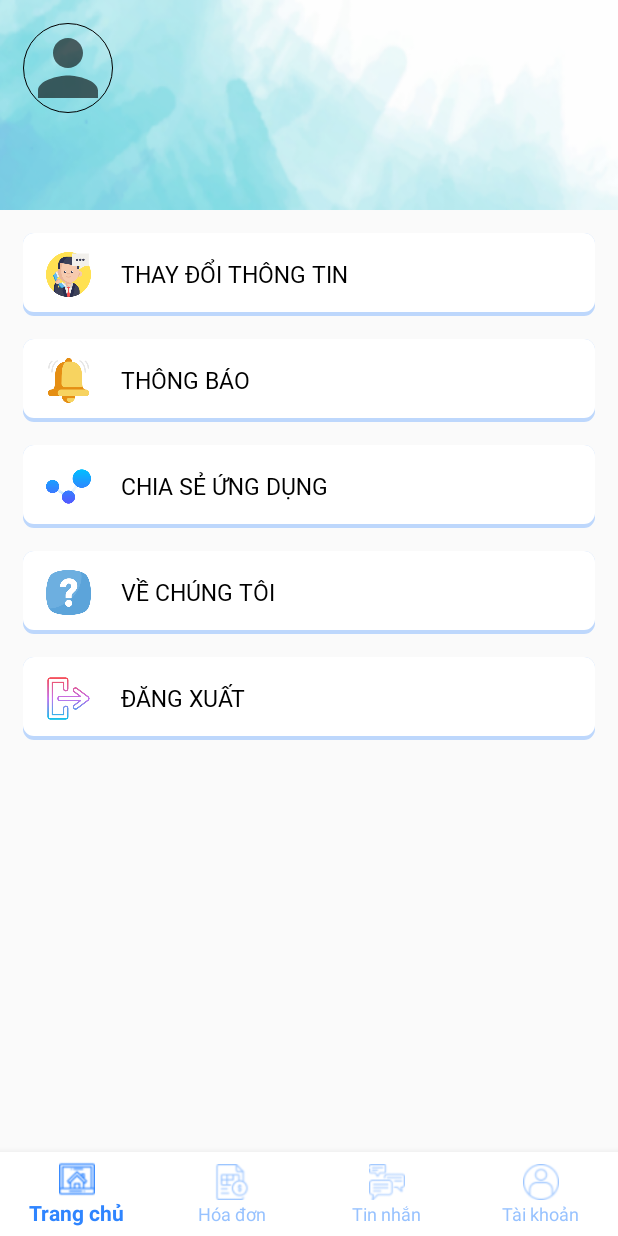
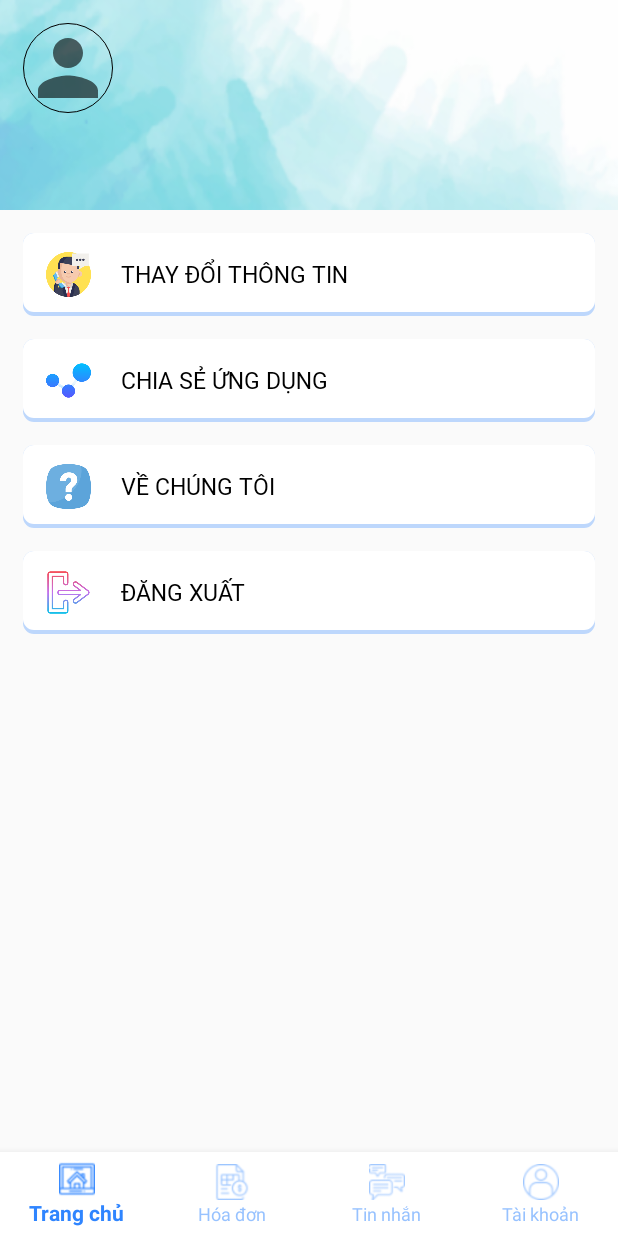
Before and after one commit to dat3105/GetItClient-Kotlin-, an Android app: the fragment AccountFragment placed in its activity, on a phone screen of 412 x 824 dp. Run offline under Robolectric (Android 15) with nearby library versions, the light colour scheme and no system bars; our stand-ins replace CircleImageView, Firebase (no records; nobody signed in at launch, a user with empty details on screens opened directly); libraries missing offline, so code that uses them is left out: com.smarteist.autoimageslider; pictures from the network do not load; 10 statements that could not run were skipped.

Commit message:
-Fix lỗi giao diện

```diff
--- a/app/build.gradle
+++ b/app/build.gradle
@@ -60,4 +60,6 @@ dependencies {
     def multidex_version = "2.0.1"
     implementation "androidx.multidex:multidex:$multidex_version"
 
+
+
 }
--- a/app/src/main/java/com/dinhconghien/getitapp/Adapter/BillAccepted_Adapter.kt
+++ b/app/src/main/java/com/dinhconghien/getitapp/Adapter/BillAccepted_Adapter.kt
@@ -16,7 +16,8 @@ import com.dinhconghien.getitapp.R
 import com.dinhconghien.getitapp.Screens.Invoice.CommentActivity
 import com.dinhconghien.getitapp.UI.CustomToast
 
-class BillAccepted_Adapter( var listInvoice : ArrayList<ListLaptop>) : RecyclerView.Adapter<BillAccepted_Adapter.ViewHolder>(){
+class BillAccepted_Adapter( var listInvoice : ArrayList<ListLaptop>)
+    : RecyclerView.Adapter<BillAccepted_Adapter.ViewHolder>(){
     var listener : OnItemClickedListener? = null
     fun setListBillAccep(listInvoice: ArrayList<ListLaptop>){
         this.listInvoice = listInvoice
--- a/app/src/main/java/com/dinhconghien/getitapp/Adapter/ListLaptop_Adapter.kt
+++ b/app/src/main/java/com/dinhconghien/getitapp/Adapter/ListLaptop_Adapter.kt
@@ -70,7 +70,7 @@ class ListLaptop_Adapter(var context: Context , var listLap : ArrayList<ListLapt
             .fitCenter()
             .into(holder.imv_avaLap)
 
-        holder.ratingLap.rating = listLapItem.rating.toFloat()
+//        holder.ratingLap.rating = listLapItem.rating.toFloat()
 
         holder.itemView.setOnClickListener {
             val intent = Intent(context, ListLapDetailActivity::class.java)
@@ -85,7 +85,7 @@ class ListLaptop_Adapter(var context: Context , var listLap : ArrayList<ListLapt
         val tv_nameLap : TextView = itemView.findViewById(R.id.tv_nameLaptop_listLapItem)
         val tv_priceLap : TextView = itemView.findViewById(R.id.tv_priceLap_listLapItem)
         val tv_amountLap : TextView = itemView.findViewById(R.id.tv_amountLap_listLapItem)
-        val ratingLap : androidx.appcompat.widget.AppCompatRatingBar = itemView.findViewById(R.id.ratingBar_listLapItem)
+//        val ratingLap : androidx.appcompat.widget.AppCompatRatingBar = itemView.findViewById(R.id.ratingBar_listLapItem)
     }
 
 
--- a/app/src/main/java/com/dinhconghien/getitapp/Screens/Account/AccountFragment.kt
+++ b/app/src/main/java/com/dinhconghien/getitapp/Screens/Account/AccountFragment.kt
@@ -1,11 +1,9 @@
 package com.dinhconghien.getitapp.Screens.Account
 
-import android.content.Context
 import android.content.Intent
 import android.graphics.Color
 import android.graphics.drawable.ColorDrawable
 import android.os.Bundle
-import android.provider.ContactsContract
 import android.util.Log
 import android.view.LayoutInflater
 import android.view.View
@@ -21,9 +19,10 @@ import com.dinhconghien.getitapp.Models.User
 import com.dinhconghien.getitapp.R
 import com.dinhconghien.getitapp.Screens.Login.LoginActivity
 import com.dinhconghien.getitapp.Utils.SharePreference_Utils
-import com.google.firebase.database.*
-import kotlinx.coroutines.*
-import java.lang.Exception
+import com.google.firebase.database.DataSnapshot
+import com.google.firebase.database.DatabaseError
+import com.google.firebase.database.FirebaseDatabase
+import com.google.firebase.database.ValueEventListener
 
 
 class AccountFragment : Fragment()  {
@@ -64,9 +63,10 @@ class AccountFragment : Fragment()  {
             startActivity(intent)
         }
 
-        btnShareApp.setOnClickListener {  }
+        btnShareApp.setOnClickListener {
+            actionShare()
+        }
 
-        btnNoti.setOnClickListener {  }
 
         return view
     }
@@ -77,10 +77,21 @@ class AccountFragment : Fragment()  {
         tvEmail = view.findViewById(R.id.tv_email_accountScreen)
         tvphoneNum = view.findViewById(R.id.tv_phone_accountScreen)
         btnEdit = view.findViewById(R.id.linear_editaccountScreen)
-        btnNoti = view.findViewById(R.id.linear_noti_accountscreen)
         btnShareApp = view.findViewById(R.id.linear_shareApp_accountSceen)
         btnAboutUs = view.findViewById(R.id.linear_aboutUs_accountScreen)
         btnLogout = view.findViewById(R.id.linear_logOut_accountScreen)
+    }
+
+    private fun actionShare() {
+        try {
+            val shareIntent = Intent(Intent.ACTION_SEND)
+            shareIntent.type = "text/plain"
+            val url = "https://appurl.io/kFN2UWjUF"
+            shareIntent.putExtra(Intent.EXTRA_TEXT, url)
+            startActivity(Intent.createChooser(shareIntent, "Chọn 1 ứng dụng"))
+        } catch (e: Exception) {
+            e.printStackTrace()
+        }
     }
 
     fun showCustomDialog(view: View) {
--- a/app/src/main/java/com/dinhconghien/getitapp/Screens/GetBackPassword/GetBackPassActivity.kt
+++ b/app/src/main/java/com/dinhconghien/getitapp/Screens/GetBackPassword/GetBackPassActivity.kt
@@ -85,7 +85,7 @@ class GetBackPassActivity : AppCompatActivity() {
                 if (password == "") {
                     CustomToast.makeText(
                         this@GetBackPassActivity,
-                        "Thông tin đéo đúng nhé",
+                        "Sai thông tin",
                         Toast.LENGTH_LONG,
                         3
                     )?.show()
--- a/app/src/main/java/com/dinhconghien/getitapp/Screens/ListLaptop/ListLaptopActivity.kt
+++ b/app/src/main/java/com/dinhconghien/getitapp/Screens/ListLaptop/ListLaptopActivity.kt
@@ -90,6 +90,7 @@ class ListLaptopActivity : AppCompatActivity() {
                 dsLap.clear()
               getLapModel(snapshot)
                 adapterListLap.setListLapTop(dsLap)
+                rcView_listLapScreen.scrollToPosition(dsLap.size - 1)
             }
 
         })
@@ -118,7 +119,7 @@ class ListLaptopActivity : AppCompatActivity() {
 
     private fun getLapItem() {
         val gridLayoutManager =
-            GridLayoutManager(this, 2, LinearLayoutManager.VERTICAL, false)
+           GridLayoutManager(this,2,LinearLayoutManager.VERTICAL,false)
         rcView_listLapScreen.layoutManager = gridLayoutManager
         rcView_listLapScreen.setHasFixedSize(true)
         getLap()
--- a/app/src/main/res/layout/activity_list_laptop.xml
+++ b/app/src/main/res/layout/activity_list_laptop.xml
@@ -35,6 +35,9 @@
             android:layout_width="match_parent"
             android:layout_height="wrap_content"
             android:id="@+id/rcView_listLapScreen"
+            android:layout_gravity="center_horizontal"
+            android:paddingLeft="16dp"
+            android:paddingRight="16dp"
             android:layout_marginHorizontal="15dp"
             />
     </LinearLayout>
--- a/app/src/main/res/layout/fragment_account.xml
+++ b/app/src/main/res/layout/fragment_account.xml
@@ -91,32 +91,6 @@
         android:orientation="horizontal"
         android:background="@drawable/button_account_screen"
         android:layout_marginHorizontal="15dp"
-        android:id="@+id/linear_noti_accountscreen"
-        android:gravity="center_vertical"
-        >
-        <ImageView
-            android:layout_width="30dp"
-            android:layout_height="30dp"
-            android:id="@+id/imv_notiAccountScreen"
-            android:layout_marginLeft="15dp"
-            android:src="@drawable/icon_noti"/>
-        <TextView
-            android:layout_width="wrap_content"
-            android:layout_height="wrap_content"
-            android:text="THÔNG BÁO"
-            android:textColor="@color/black"
-            android:fontFamily="@font/robotoregular"
-            android:layout_marginLeft="20dp"
-            android:textSize="15sp"/>
-    </LinearLayout>
-    <!-- button noti  -->
-
-    <LinearLayout
-        android:layout_width="match_parent"
-        android:layout_height="55dp"
-        android:orientation="horizontal"
-        android:background="@drawable/button_account_screen"
-        android:layout_margin="15dp"
         android:id="@+id/linear_shareApp_accountSceen"
         android:gravity="center_vertical"
         >
@@ -142,7 +116,7 @@
         android:layout_height="55dp"
         android:orientation="horizontal"
         android:background="@drawable/button_account_screen"
-        android:layout_marginHorizontal="15dp"
+        android:layout_margin="15dp"
         android:id="@+id/linear_aboutUs_accountScreen"
         android:gravity="center_vertical"
         >
@@ -168,7 +142,7 @@
         android:layout_height="55dp"
         android:orientation="horizontal"
         android:background="@drawable/button_account_screen"
-        android:layout_margin="15dp"
+        android:layout_marginHorizontal="15dp"
         android:animateLayoutChanges="true"
         android:id="@+id/linear_logOut_accountScreen"
         android:gravity="center_vertical"
--- a/app/src/main/res/layout/fragment_list_admin.xml
+++ b/app/src/main/res/layout/fragment_list_admin.xml
@@ -5,6 +5,7 @@
     android:layout_height="match_parent"
     android:background="@drawable/mybackground"
     android:id="@+id/swipeRL_listAdminFragment"
+    android:paddingBottom="40dp"
     tools:context=".Screens.Message.ListAdminFragment">
 
     <ScrollView
--- a/app/src/main/res/layout/fragment_room_chat.xml
+++ b/app/src/main/res/layout/fragment_room_chat.xml
@@ -5,6 +5,7 @@
     android:layout_height="match_parent"
     android:id="@+id/swipeRL_roomChatFrag"
     android:background="@drawable/mybackground"
+    android:paddingBottom="60dp"
     tools:context=".Screens.Message.RoomChatFragment">
 
     <ScrollView
--- a/app/src/main/res/layout/item_invoice_accepted.xml
+++ b/app/src/main/res/layout/item_invoice_accepted.xml
@@ -1,5 +1,6 @@
 <?xml version="1.0" encoding="utf-8"?>
-<androidx.cardview.widget.CardView xmlns:android="http://schemas.android.com/apk/res/android"
+<androidx.cardview.widget.CardView
+    xmlns:android="http://schemas.android.com/apk/res/android"
     android:layout_width="match_parent"
     xmlns:app="http://schemas.android.com/apk/res-auto"
     app:cardCornerRadius="7dp"
```
Also changed, not shown: app/src/main/AndroidManifest.xml (+8 -1 lines), app/src/main/res/layout/activity_login.xml (+8 -8 lines), app/src/main/res/layout/item_listlaptop.xml (+20 -19 lines).
